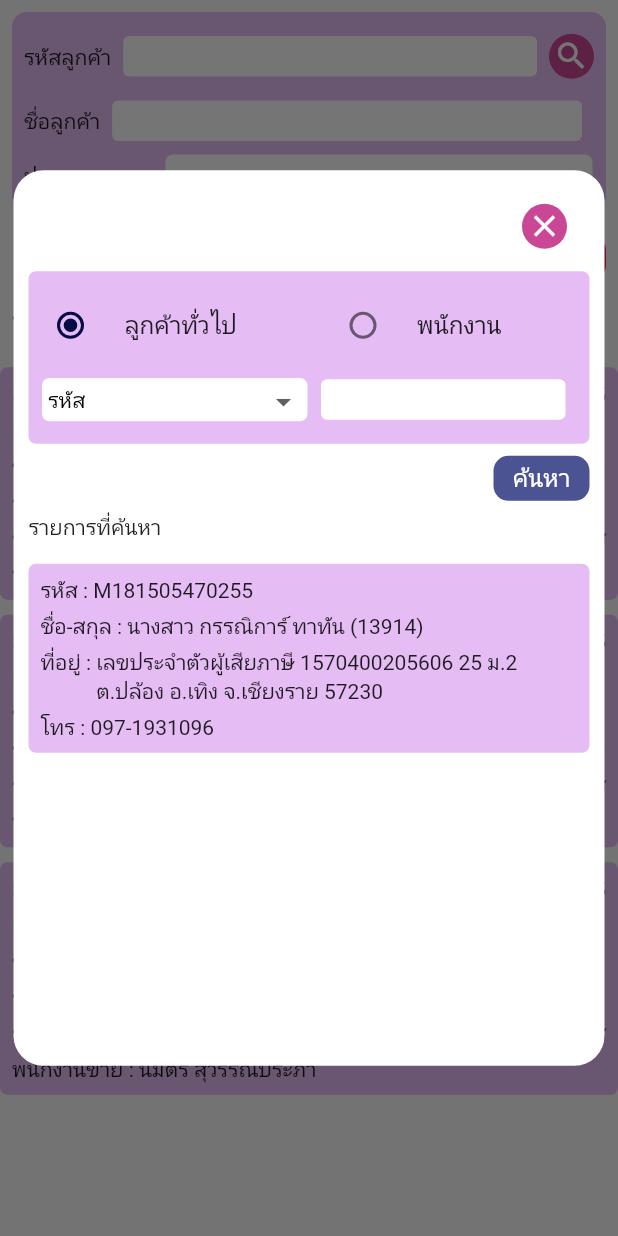
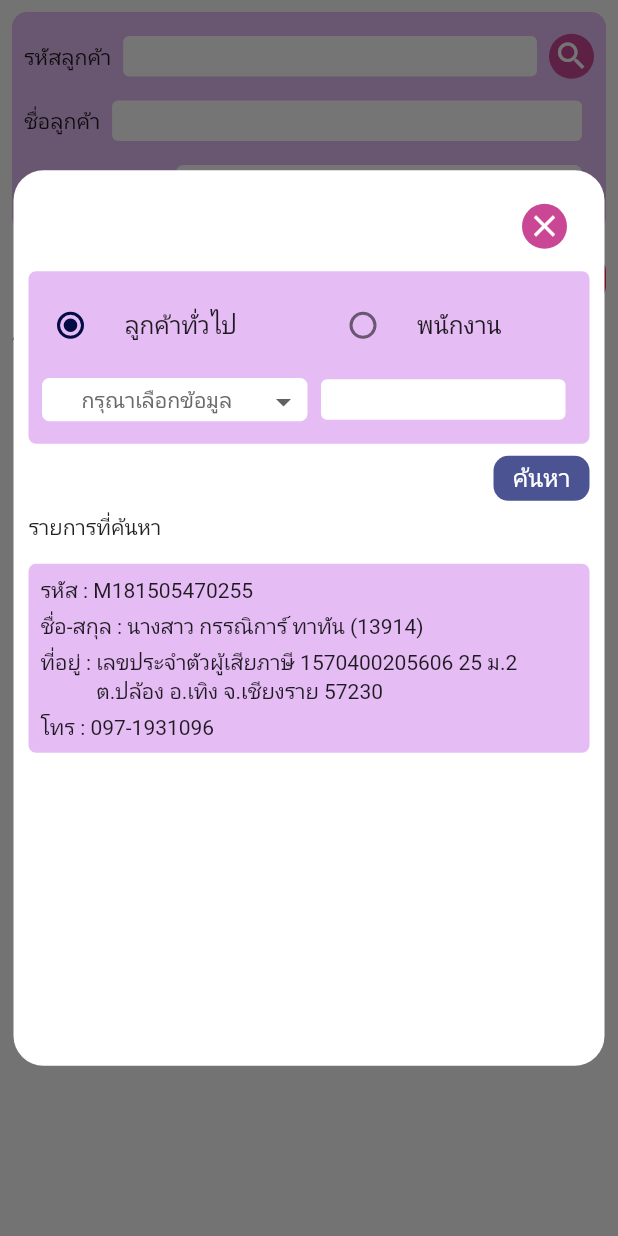
Before and after one commit to thaweeyont/Application_thaweeyont, a Flutter app: the Page_Checkpurchase_info screen opened by its route, after a tap on the "search" icon, on a phone screen of 412 x 824 dp. Run offline on Flutter 3.47's test engine with Material 2 defaults, Android fonts, the phone set to English and light mode, and no system bars; our stand-ins replace shared_preferences; missing offline and left inert: dart:ffi; accounts and stored records are empty; Roboto replaces fonts that are missing (Prompt).

Commit message:
edit dropdown

```diff
--- a/lib/state/state_credit/check_purchase_info/page_checkpurchase_info.dart
+++ b/lib/state/state_credit/check_purchase_info/page_checkpurchase_info.dart
@@ -1,3 +1,5 @@
+import 'package:application_thaweeyont/utility/my_constant.dart';
+import 'package:flutter/gestures.dart';
 import 'package:flutter/material.dart';
 
 enum ProductTypeEum { Customer, Employee }
@@ -11,11 +13,25 @@ class Page_Checkpurchase_info extends StatefulWidget {
 }
 
 class _Page_Checkpurchase_infoState extends State<Page_Checkpurchase_info> {
-  String dropdownValue = 'ขายของ';
-  String dropdownValueCus = 'รหัส';
+  var selectedType, selectedTypeCus;
+  List<String> dropdownValue = <String>[
+    'ขายรถ',
+    'ขายเครื่องใช้ไฟฟ้า',
+    'ขายโทรศัพท์',
+    'ขายเฟอร์นิเจอร์'
+  ];
+  List<String> dropdownValueCus = <String>[
+    'รหัส',
+    'ชื่อ',
+    'ที่อยู่ ',
+    'เบอร์โทร'
+  ];
+
   ProductTypeEum? _productTypeEum;
-
   bool st_customer = true, st_employee = false;
+  var filter_search = false;
+  TextEditingController idcustomer = TextEditingController();
+  TextEditingController namecustomer = TextEditingController();
 
   @override
   void initState() {
@@ -23,6 +39,9 @@ class _Page_Checkpurchase_infoState extends State<Page_Checkpurchase_info> {
     super.initState();
     setState(() {
       _productTypeEum = ProductTypeEum.Customer;
+    });
+    setState(() {
+      _productTypeEum.toString();
     });
   }
 
@@ -120,6 +139,7 @@ class _Page_Checkpurchase_infoState extends State<Page_Checkpurchase_info> {
                                       groupValue: _productTypeEum,
                                       title: Text('พนักงาน'),
                                       onChanged: (val) {
+                                        print(val);
                                         setState(() {
                                           st_customer = false;
                                           st_employee = true;
@@ -318,7 +338,7 @@ class _Page_Checkpurchase_infoState extends State<Page_Checkpurchase_info> {
                     Row(
                       children: [
                         Text('ประเภทการขาย'),
-                        input_sale_type(sizeIcon, border),
+                        select_sale_type(sizeIcon, border),
                       ],
                     ),
                   ],
@@ -342,6 +362,7 @@ class _Page_Checkpurchase_infoState extends State<Page_Checkpurchase_info> {
               child: Scrollbar(
                 child: ListView(
                   children: [
+                    if (filter_search) ...[
                       for (var i = 0; i <= 5; i++) ...[
                         Container(
                           margin: EdgeInsets.symmetric(vertical: 5),
@@ -353,7 +374,8 @@ class _Page_Checkpurchase_infoState extends State<Page_Checkpurchase_info> {
                           child: Column(
                             children: [
                               Row(
-                              mainAxisAlignment: MainAxisAlignment.spaceBetween,
+                                mainAxisAlignment:
+                                    MainAxisAlignment.spaceBetween,
                                 children: [
                                   Text('ลำดับ : ${i + 1}'),
                                   Text('วันที่ขาย : 16/08/2565'),
@@ -387,7 +409,8 @@ class _Page_Checkpurchase_infoState extends State<Page_Checkpurchase_info> {
                                 height: 5,
                               ),
                               Row(
-                              mainAxisAlignment: MainAxisAlignment.spaceBetween,
+                                mainAxisAlignment:
+                                    MainAxisAlignment.spaceBetween,
                                 children: [
                                   Text('ราคา : 590.00'),
                                   Text('ประเภทการขาย : ขายแคช'),
@@ -404,6 +427,7 @@ class _Page_Checkpurchase_infoState extends State<Page_Checkpurchase_info> {
                             ],
                           ),
                         ),
+                      ],
                     ],
                   ],
                 ),
@@ -438,7 +462,19 @@ class _Page_Checkpurchase_infoState extends State<Page_Checkpurchase_info> {
                           padding: const EdgeInsets.all(0),
                           textStyle: const TextStyle(fontSize: 16),
                         ),
-                        onPressed: () {},
+                        onPressed: () {
+                          if (idcustomer.text.isNotEmpty ||
+                              namecustomer.text.isNotEmpty ||
+                              selectedType != null) {
+                            print(selectedType);
+                            setState(() {
+                              filter_search = true;
+                            });
+                          } else {
+                            showProgressDialog(context, 'แจ้งเตือน',
+                                'กรุณากรอกข้อมูลที่ต้องการค้นหา');
+                          }
+                        },
                         child: const Text('ค้นหา'),
                       ),
                     ),
@@ -455,7 +491,18 @@ class _Page_Checkpurchase_infoState extends State<Page_Checkpurchase_info> {
                           padding: const EdgeInsets.all(0),
                           textStyle: const TextStyle(fontSize: 16),
                         ),
-                        onPressed: () {},
+                        onPressed: () {
+                          setState(() {
+                            selectedType = null;
+                          });
+                          idcustomer.clear();
+                          namecustomer.clear();
+                          if (filter_search == true) {
+                            setState(() {
+                              filter_search = false;
+                            });
+                          }
+                        },
                         child: const Text('ยกเลิก'),
                       ),
                     ),
@@ -474,6 +521,7 @@ class _Page_Checkpurchase_infoState extends State<Page_Checkpurchase_info> {
       child: Padding(
         padding: const EdgeInsets.all(8.0),
         child: TextField(
+          controller: idcustomer,
           onChanged: (keyword) {},
           decoration: InputDecoration(
             counterText: "",
@@ -499,6 +547,7 @@ class _Page_Checkpurchase_infoState extends State<Page_Checkpurchase_info> {
       child: Padding(
         padding: const EdgeInsets.all(8.0),
         child: TextField(
+          controller: namecustomer,
           onChanged: (keyword) {},
           decoration: InputDecoration(
             counterText: "",
@@ -519,34 +568,42 @@ class _Page_Checkpurchase_infoState extends State<Page_Checkpurchase_info> {
     );
   }
 
-  Expanded input_sale_type(sizeIcon, border) {
+  Expanded select_sale_type(sizeIcon, border) {
     return Expanded(
       child: Padding(
-        padding: const EdgeInsets.all(1),
+        padding: const EdgeInsets.all(8),
         child: Container(
           height: MediaQuery.of(context).size.width * 0.07,
           padding: EdgeInsets.all(4),
           decoration: BoxDecoration(
-              color: Colors.white, borderRadius: BorderRadius.circular(5)),
-          child: DropdownButton<String>(
-            isExpanded: true,
-            value: dropdownValue,
-            elevation: 16,
-            style: TextStyle(
-                fontFamily: 'Prompt', fontSize: 14, color: Colors.black),
-            underline: SizedBox(),
-            onChanged: (String? newValue) {
+            color: Colors.white,
+            borderRadius: BorderRadius.circular(5),
+          ),
+          child: DropdownButton(
+            items: dropdownValue
+                .map((value) => DropdownMenuItem(
+                      child: Text(
+                        value,
+                        style: TextStyle(fontSize: 14, color: Colors.black),
+                      ),
+                      value: value,
+                    ))
+                .toList(),
+            onChanged: (selectedSaleType) {
               setState(() {
-                dropdownValue = newValue!;
+                selectedType = selectedSaleType;
               });
             },
-            items: <String>['ขายของ', 'ขายน้ำ', 'ขายอาหาร', 'ขายฝัน']
-                .map<DropdownMenuItem<String>>((String value) {
-              return DropdownMenuItem<String>(
-                value: value,
-                child: Text(value),
-              );
-            }).toList(),
+            value: selectedType,
+            isExpanded: true,
+            underline: SizedBox(),
+            hint: Align(
+              child: Text(
+                'กรุณาเลือกประเภท',
+                style: TextStyle(
+                    fontSize: 14, color: Color.fromRGBO(106, 106, 106, 1)),
+              ),
+            ),
           ),
         ),
       ),
@@ -610,25 +667,31 @@ class _Page_Checkpurchase_infoState extends State<Page_Checkpurchase_info> {
           padding: EdgeInsets.all(4),
           decoration: BoxDecoration(
               color: Colors.white, borderRadius: BorderRadius.circular(5)),
-          child: DropdownButton<String>(
-            isExpanded: true,
-            value: dropdownValueCus,
-            elevation: 16,
-            style: TextStyle(
-                fontFamily: 'Prompt', fontSize: 14, color: Colors.black),
-            underline: SizedBox(),
-            onChanged: (String? newValue) {
+          child: DropdownButton(
+            items: dropdownValueCus
+                .map((value) => DropdownMenuItem(
+                      child: Text(
+                        value,
+                        style: TextStyle(fontSize: 14, color: Colors.black),
+                      ),
+                      value: value,
+                    ))
+                .toList(),
+            onChanged: (selectedCusType) {
               setState(() {
-                dropdownValueCus = newValue!;
+                selectedTypeCus = selectedCusType;
               });
             },
-            items: <String>['รหัส', 'ชื่อ', 'ที่อยู่ ', 'เบอร์โทร']
-                .map<DropdownMenuItem<String>>((String value) {
-              return DropdownMenuItem<String>(
-                value: value,
-                child: Text(value),
-              );
-            }).toList(),
+            value: selectedTypeCus,
+            isExpanded: true,
+            underline: SizedBox(),
+            hint: Align(
+              child: Text(
+                'กรุณาเลือกข้อมูล',
+                style: TextStyle(
+                    fontSize: 14, color: Color.fromRGBO(106, 106, 106, 1)),
+              ),
+            ),
           ),
         ),
       ),
--- a/lib/state/state_credit/query_debtor.dart
+++ b/lib/state/state_credit/query_debtor.dart
@@ -448,8 +448,8 @@ class _Query_debtorState extends State<Query_debtor> {
                                   ),
                                   child: TextButton(
                                     style: TextButton.styleFrom(
+                                      foregroundColor: Colors.white,
                                       padding: const EdgeInsets.all(0),
-                                      primary: Colors.white,
                                       textStyle: const TextStyle(fontSize: 16),
                                     ),
                                     onPressed: () {},
@@ -823,8 +823,8 @@ class _Query_debtorState extends State<Query_debtor> {
                       ),
                       child: TextButton(
                         style: TextButton.styleFrom(
+                          foregroundColor: Colors.white,
                           padding: const EdgeInsets.all(0),
-                          primary: Colors.white,
                           textStyle: const TextStyle(fontSize: 16),
                         ),
                         onPressed: clearTextInput,
```
Lines whose indentation alone changed are shown as unchanged.
